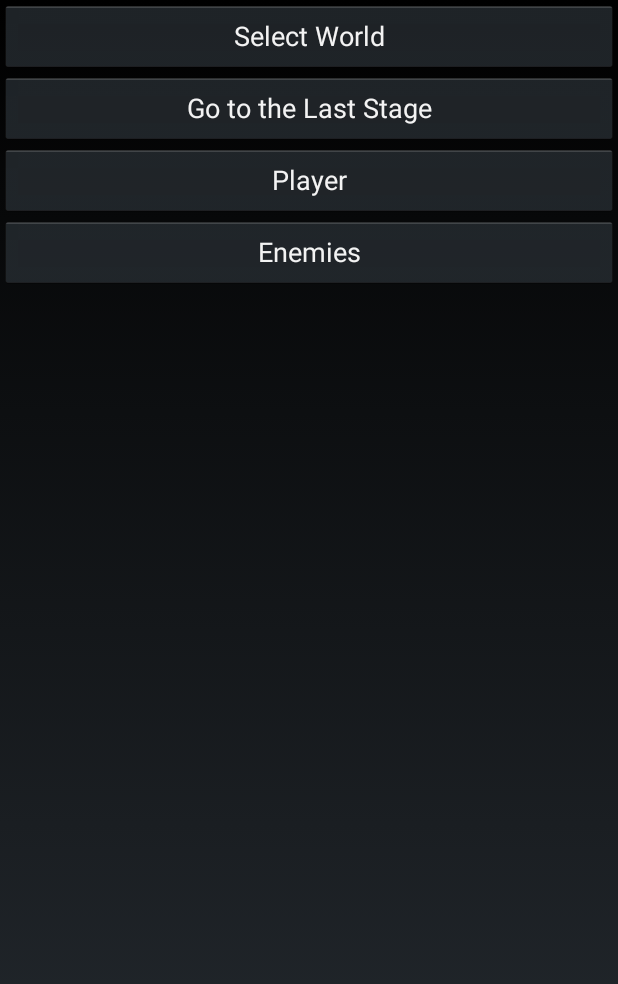
After one commit to Medowhill/runaway, an Android app: the layout activity_main.xml on its own in the app's theme, with its tools: preview values and no code run, on a phone screen of 412 x 824 dp. The commit adds this screen. Shown: the top 984 px of the screen. Run offline under Robolectric (Android 15) with nearby library versions, the phone set to English and light mode, and no system bars.

Commit message:
Main Activity, World Select Activity added

```diff
--- /dev/null
+++ b/app/src/main/res/layout/activity_main.xml
@@ -0,0 +1,31 @@
+<?xml version="1.0" encoding="utf-8"?>
+<LinearLayout xmlns:android="http://schemas.android.com/apk/res/android"
+    android:layout_width="match_parent"
+    android:layout_height="match_parent"
+    android:orientation="vertical">
+
+    <Button
+        android:id="@+id/main_button_selectWorld"
+        android:layout_width="match_parent"
+        android:layout_height="wrap_content"
+        android:text="Select World" />
+
+    <Button
+        android:id="@+id/main_button_toLastStage"
+        android:layout_width="match_parent"
+        android:layout_height="wrap_content"
+        android:text="Go to the Last Stage" />
+
+    <Button
+        android:id="@+id/main_button_player"
+        android:layout_width="match_parent"
+        android:layout_height="wrap_content"
+        android:text="Player" />
+
+    <Button
+        android:id="@+id/main_button_enemies"
+        android:layout_width="match_parent"
+        android:layout_height="wrap_content"
+        android:text="Enemies" />
+
+</LinearLayout>
```
Also changed, not shown: app/src/main/java/com/medowhill/jaemin/runaway/activity/GameActivity.java (+7 -0 lines), app/src/main/java/com/medowhill/jaemin/runaway/activity/MainActivity.java (added, +62 -0 lines), app/src/main/java/com/medowhill/jaemin/runaway/activity/WorldSelectActivity.java (added, +48 -0 lines), app/src/main/res/layout/activity_worldselect.xml (added, +13 -0 lines).
